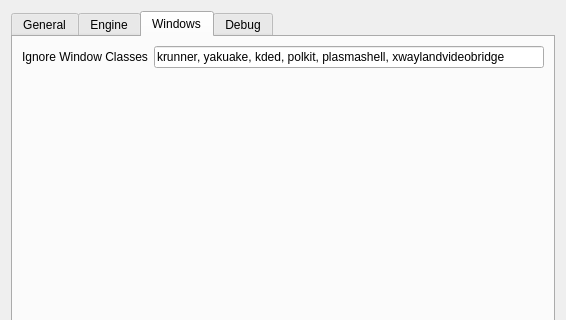
The window that res/config.ui (zeroxoneafour/polonium) describes before a commit, drawn with Qt 5; both pictures show x 0 to 566 and y 0 to 320 of the 566 by 644 pixel window.
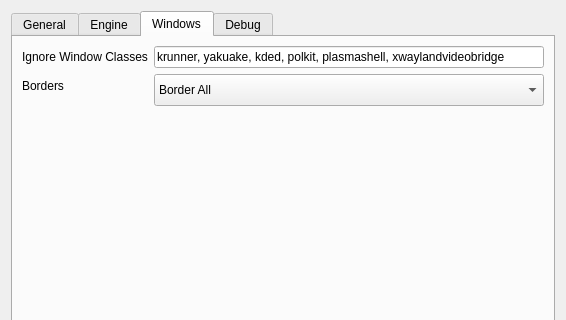
The same window after the commit. The open tabs and pages were chosen to show the change.

Commit message: added border settings and fixed ghost windows

```diff
--- a/res/config.ui
+++ b/res/config.ui
@@ -104,6 +104,51 @@
            </property>
           </widget>
          </item>
+         <item row="1" column="0">
+          <widget class="QLabel" name="bordersLabel">
+           <property name="text">
+            <string>Borders</string>
+           </property>
+          </widget>
+         </item>
+         <item row="1" column="1">
+          <widget class="QComboBox" name="kcfg_Borders">
+           <property name="minimumSize">
+            <size>
+             <width>200</width>
+             <height>32</height>
+            </size>
+           </property>
+           <property name="currentIndex">
+            <number>4</number>
+           </property>
+           <item>
+            <property name="text">
+             <string>No Borders</string>
+            </property>
+           </item>
+           <item>
+            <property name="text">
+             <string>Border Floating Only</string>
+            </property>
+           </item>
+           <item>
+            <property name="text">
+             <string>Border Active Only</string>
+            </property>
+           </item>
+           <item>
+            <property name="text">
+             <string>Border Floating/Active</string>
+            </property>
+           </item>
+           <item>
+            <property name="text">
+             <string>Border All</string>
+            </property>
+           </item>
+          </widget>
+         </item>
         </layout>
        </widget>
        <widget class="QWidget" name="Debug">
```
Left out of the diff: 4 changed lines with no effect on the pictures. The commit also changes 7 other files.
